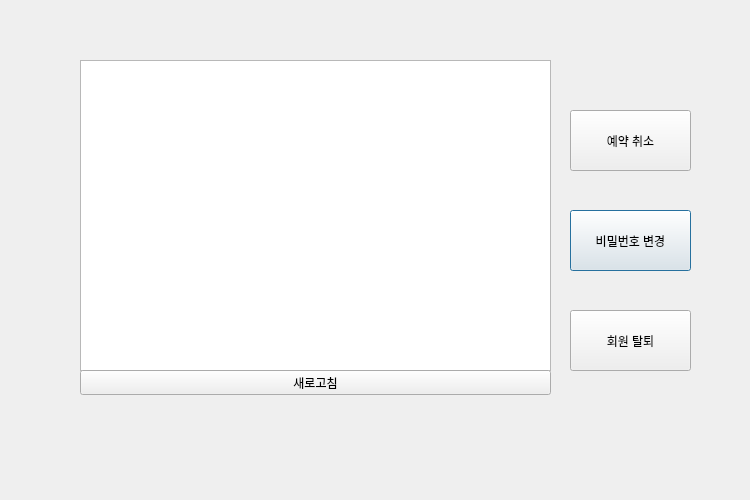
Before: the Qt Designer form VIPclient/my_info.ui in IOT-summer-festival/summer-festival, drawn with Qt 5.
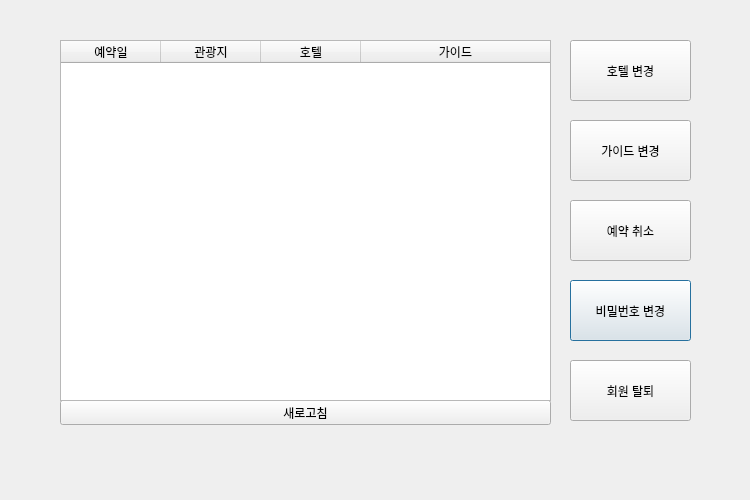
After: the same form once the commit is applied.

The edit to the form file:
```diff
--- a/VIPclient/my_info.ui
+++ b/VIPclient/my_info.ui
@@ -25,21 +25,11 @@
   <property name="windowTitle">
    <string>Dialog</string>
   </property>
-  <widget class="QListWidget" name="list">
-   <property name="geometry">
-    <rect>
-     <x>80</x>
-     <y>60</y>
-     <width>471</width>
-     <height>311</height>
-    </rect>
-   </property>
-  </widget>
   <widget class="QPushButton" name="change_pw">
    <property name="geometry">
     <rect>
      <x>570</x>
-     <y>210</y>
+     <y>280</y>
      <width>121</width>
      <height>61</height>
     </rect>
@@ -52,7 +42,7 @@
    <property name="geometry">
     <rect>
      <x>570</x>
-     <y>110</y>
+     <y>200</y>
      <width>121</width>
      <height>61</height>
     </rect>
@@ -64,9 +54,9 @@
   <widget class="QPushButton" name="refresh">
    <property name="geometry">
     <rect>
-     <x>80</x>
-     <y>370</y>
-     <width>471</width>
+     <x>60</x>
+     <y>400</y>
+     <width>491</width>
      <height>25</height>
     </rect>
    </property>
@@ -78,7 +68,7 @@
    <property name="geometry">
     <rect>
      <x>570</x>
-     <y>310</y>
+     <y>360</y>
      <width>121</width>
      <height>61</height>
     </rect>
@@ -87,6 +77,83 @@
     <string>회원 탈퇴</string>
    </property>
   </widget>
+  <widget class="QTableWidget" name="list">
+   <property name="geometry">
+    <rect>
+     <x>60</x>
+     <y>40</y>
+     <width>491</width>
+     <height>361</height>
+    </rect>
+   </property>
+   <attribute name="horizontalHeaderShowSortIndicator" stdset="0">
+    <bool>false</bool>
+   </attribute>
+   <attribute name="horizontalHeaderStretchLastSection">
+    <bool>true</bool>
+   </attribute>
+   <attribute name="verticalHeaderVisible">
+    <bool>false</bool>
+   </attribute>
+   <attribute name="verticalHeaderCascadingSectionResizes">
+    <bool>false</bool>
+   </attribute>
+   <attribute name="verticalHeaderHighlightSections">
+    <bool>false</bool>
+   </attribute>
+   <attribute name="verticalHeaderShowSortIndicator" stdset="0">
+    <bool>false</bool>
+   </attribute>
+   <attribute name="verticalHeaderStretchLastSection">
+    <bool>false</bool>
+   </attribute>
+   <column>
+    <property name="text">
+     <string>예약일</string>
+    </property>
+   </column>
+   <column>
+    <property name="text">
+     <string>관광지</string>
+    </property>
+   </column>
+   <column>
+    <property name="text">
+     <string>호텔</string>
+    </property>
+   </column>
+   <column>
+    <property name="text">
+     <string>가이드</string>
+    </property>
+   </column>
+  </widget>
+  <widget class="QPushButton" name="ch_hotel">
+   <property name="geometry">
+    <rect>
+     <x>570</x>
+     <y>40</y>
+     <width>121</width>
+     <height>61</height>
+    </rect>
+   </property>
+   <property name="text">
+    <string>호텔 변경</string>
+   </property>
+  </widget>
+  <widget class="QPushButton" name="ch_guide">
+   <property name="geometry">
+    <rect>
+     <x>570</x>
+     <y>120</y>
+     <width>121</width>
+     <height>61</height>
+    </rect>
+   </property>
+   <property name="text">
+    <string>가이드 변경</string>
+   </property>
+  </widget>
  </widget>
  <resources/>
  <connections/>
```
